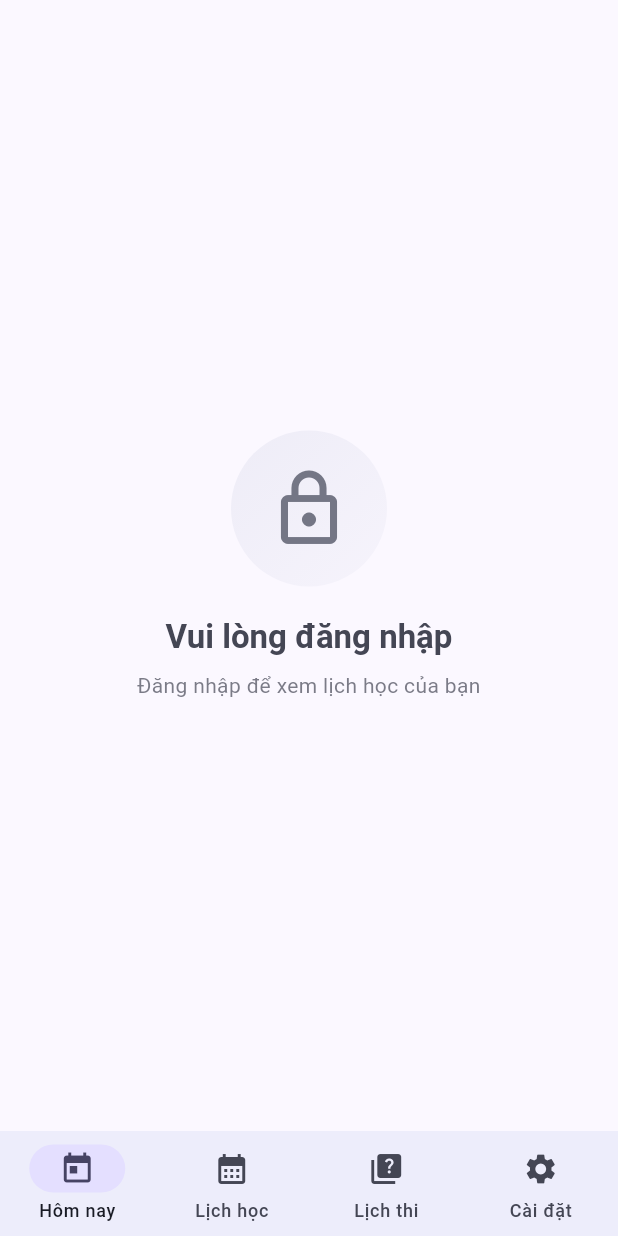
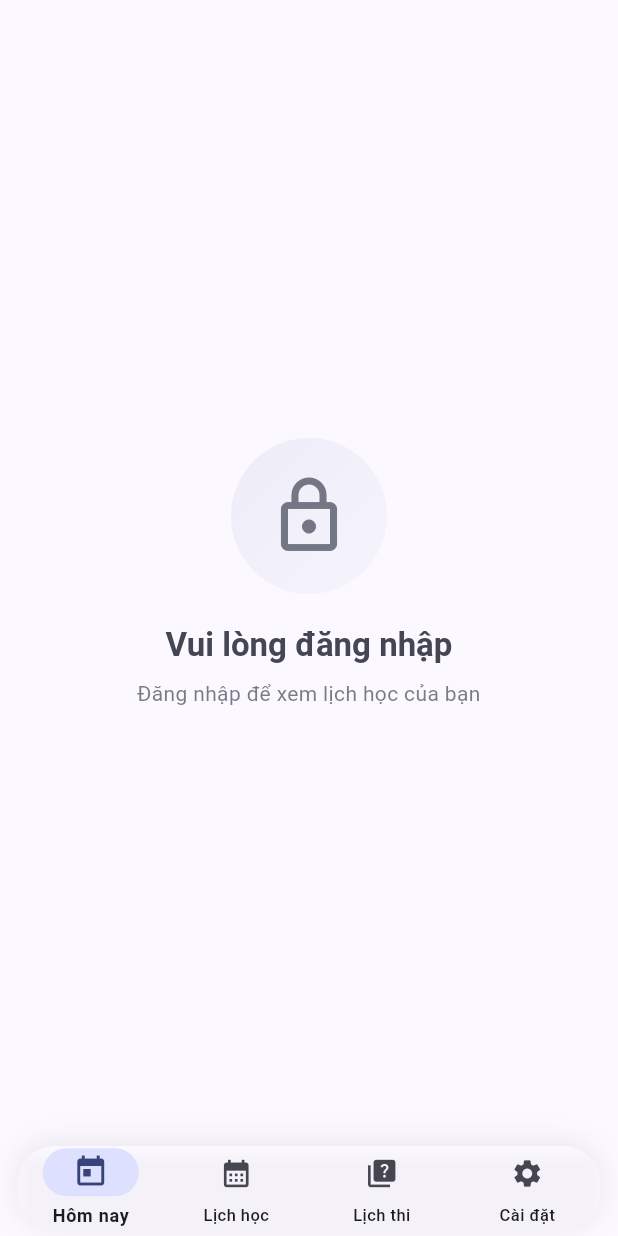
Before and after one commit to Duy-Thanh/tlucalendar, a Flutter app: the screen it shows after launch, on a phone screen of 412 x 824 dp. Run offline on Flutter 3.47's test engine with Material 3 defaults, Android fonts, the phone set to English and light mode, and no system bars; our stand-ins replace device_info_plus, flutter_local_notifications, flutter_secure_storage, fluttertoast, package_info_plus, shared_preferences and 2 more; missing offline and left inert: android_alarm_manager_plus, android_intent_plus, flutter_foreground_task; accounts and stored records are empty.

Commit message:
[release] Bump version to 2025.11.20

```diff
--- a/lib/screens/home_shell.dart
+++ b/lib/screens/home_shell.dart
@@ -15,9 +15,11 @@ class HomeShell extends StatefulWidget {
   State<HomeShell> createState() => _HomeShellState();
 }
 
-class _HomeShellState extends State<HomeShell> with WidgetsBindingObserver {
+class _HomeShellState extends State<HomeShell> with WidgetsBindingObserver, TickerProviderStateMixin {
   int _selectedIndex = 0;
   Timer? _refreshCheckTimer;
+  late List<AnimationController> _animationControllers;
+  late List<Animation<double>> _scaleAnimations;
 
   final List<Widget> _screens = [
     const TodayScreen(),
@@ -32,6 +34,22 @@ class _HomeShellState extends State<HomeShell> with WidgetsBindingObserver {
     WidgetsBinding.instance.addObserver(this);
     _checkDataRefresh(); // Check on first load
 
+    // Initialize animation controllers for each tab
+    _animationControllers = List.generate(
+      4,
+      (index) => AnimationController(
+        duration: const Duration(milliseconds: 200),
+        vsync: this,
+      ),
+    );
+
+    // Initialize scale animations
+    _scaleAnimations = _animationControllers.map((controller) {
+      return Tween<double>(begin: 1.0, end: 1.15).animate(
+        CurvedAnimation(parent: controller, curve: Curves.easeOutBack),
+      );
+    }).toList();
+
     // Start periodic check every 10 seconds when app is in foreground
     _startRefreshCheckTimer();
   }
@@ -39,6 +57,9 @@ class _HomeShellState extends State<HomeShell> with WidgetsBindingObserver {
   @override
   void dispose() {
     _refreshCheckTimer?.cancel();
+    for (var controller in _animationControllers) {
+      controller.dispose();
+    }
     WidgetsBinding.instance.removeObserver(this);
     super.dispose();
   }
@@ -102,6 +123,9 @@ class _HomeShellState extends State<HomeShell> with WidgetsBindingObserver {
 
   @override
   Widget build(BuildContext context) {
+    final colorScheme = Theme.of(context).colorScheme;
+    final isDark = Theme.of(context).brightness == Brightness.dark;
+
     return Scaffold(
       // Use IndexedStack to preserve state of each tab so screens aren't
       // recreated when switching tabs. This prevents re-running initState
@@ -110,22 +134,83 @@ class _HomeShellState extends State<HomeShell> with WidgetsBindingObserver {
         index: _selectedIndex,
         children: _screens,
       ),
-      bottomNavigationBar: NavigationBar(
+      bottomNavigationBar: SafeArea(
+        child: Padding(
+          padding: const EdgeInsets.fromLTRB(12, 0, 12, 4),
+          child: Container(
+            height: 56,
+            decoration: BoxDecoration(
+              color: isDark
+                  ? colorScheme.surfaceContainerHigh
+                  : colorScheme.surface,
+              borderRadius: BorderRadius.circular(24),
+              boxShadow: [
+                BoxShadow(
+                  color: isDark
+                      ? Colors.black.withOpacity(0.3)
+                      : colorScheme.shadow.withOpacity(0.08),
+                  blurRadius: 16,
+                  offset: const Offset(0, -2),
+                  spreadRadius: 0,
+                ),
+                if (isDark)
+                  BoxShadow(
+                    color: Colors.white.withOpacity(0.05),
+                    blurRadius: 1,
+                    offset: const Offset(0, -1),
+                    spreadRadius: 0,
+                  ),
+              ],
+            ),
+            child: ClipRRect(
+              borderRadius: BorderRadius.circular(24),
+              child: NavigationBar(
+                backgroundColor: Colors.transparent,
                 selectedIndex: _selectedIndex,
                 onDestinationSelected: (int index) {
+                  // Animate the tapped icon
+                  _animationControllers[index].forward().then((_) {
+                    _animationControllers[index].reverse();
+                  });
+
                   setState(() {
                     _selectedIndex = index;
                   });
                 },
-        destinations: const [
-          NavigationDestination(icon: Icon(Icons.today), label: 'Hôm nay'),
+                destinations: [
                   NavigationDestination(
-            icon: Icon(Icons.calendar_month),
+                    icon: ScaleTransition(
+                      scale: _scaleAnimations[0],
+                      child: const Icon(Icons.today),
+                    ),
+                    label: 'Hôm nay',
+                  ),
+                  NavigationDestination(
+                    icon: ScaleTransition(
+                      scale: _scaleAnimations[1],
+                      child: const Icon(Icons.calendar_month),
+                    ),
                     label: 'Lịch học',
                   ),
-          NavigationDestination(icon: Icon(Icons.quiz), label: 'Lịch thi'),
-          NavigationDestination(icon: Icon(Icons.settings), label: 'Cài đặt'),
+                  NavigationDestination(
+                    icon: ScaleTransition(
+                      scale: _scaleAnimations[2],
+                      child: const Icon(Icons.quiz),
+                    ),
+                    label: 'Lịch thi',
+                  ),
+                  NavigationDestination(
+                    icon: ScaleTransition(
+                      scale: _scaleAnimations[3],
+                      child: const Icon(Icons.settings),
+                    ),
+                    label: 'Cài đặt',
+                  ),
                 ],
+              ),
+            ),
+          ),
+        ),
       ),
       // Auto-resume happens in background, no button needed
       // floatingActionButton: const ResumeCachingButton(),
--- a/lib/theme/app_theme.dart
+++ b/lib/theme/app_theme.dart
@@ -121,11 +121,55 @@ class AppTheme {
       ),
     ),
     navigationBarTheme: NavigationBarThemeData(
-      height: 70,
-      elevation: 0,
+      height: 56,
+      elevation: 3,
+      shadowColor: ColorScheme.fromSeed(
+        seedColor: seedColor,
+        brightness: Brightness.light,
+      ).shadow.withOpacity(0.1),
+      backgroundColor: ColorScheme.fromSeed(
+        seedColor: seedColor,
+        brightness: Brightness.light,
+      ).surface,
+      indicatorColor: ColorScheme.fromSeed(
+        seedColor: seedColor,
+        brightness: Brightness.light,
+      ).primaryContainer,
       indicatorShape: RoundedRectangleBorder(
-        borderRadius: BorderRadius.circular(16),
+        borderRadius: BorderRadius.circular(20),
       ),
+      labelTextStyle: WidgetStateProperty.resolveWith((states) {
+        if (states.contains(WidgetState.selected)) {
+          return const TextStyle(
+            fontSize: 12,
+            fontWeight: FontWeight.w600,
+            letterSpacing: 0.5,
+          );
+        }
+        return const TextStyle(
+          fontSize: 11,
+          fontWeight: FontWeight.w500,
+          letterSpacing: 0.3,
+        );
+      }),
+      iconTheme: WidgetStateProperty.resolveWith((states) {
+        if (states.contains(WidgetState.selected)) {
+          return IconThemeData(
+            size: 24,
+            color: ColorScheme.fromSeed(
+              seedColor: seedColor,
+              brightness: Brightness.light,
+            ).onPrimaryContainer,
+          );
+        }
+        return IconThemeData(
+          size: 22,
+          color: ColorScheme.fromSeed(
+            seedColor: seedColor,
+            brightness: Brightness.light,
+          ).onSurfaceVariant,
+        );
+      }),
     ),
     snackBarTheme: SnackBarThemeData(
       behavior: SnackBarBehavior.floating,
@@ -253,11 +297,55 @@ class AppTheme {
       ),
     ),
     navigationBarTheme: NavigationBarThemeData(
-      height: 70,
-      elevation: 0,
+      height: 56,
+      elevation: 3,
+      shadowColor: ColorScheme.fromSeed(
+        seedColor: seedColor,
+        brightness: Brightness.dark,
+      ).shadow.withOpacity(0.2),
+      backgroundColor: ColorScheme.fromSeed(
+        seedColor: seedColor,
+        brightness: Brightness.dark,
+      ).surface,
+      indicatorColor: ColorScheme.fromSeed(
+        seedColor: seedColor,
+        brightness: Brightness.dark,
+      ).primaryContainer,
       indicatorShape: RoundedRectangleBorder(
-        borderRadius: BorderRadius.circular(16),
+        borderRadius: BorderRadius.circular(20),
       ),
+      labelTextStyle: WidgetStateProperty.resolveWith((states) {
+        if (states.contains(WidgetState.selected)) {
+          return const TextStyle(
+            fontSize: 12,
+            fontWeight: FontWeight.w600,
+            letterSpacing: 0.5,
+          );
+        }
+        return const TextStyle(
+          fontSize: 11,
+          fontWeight: FontWeight.w500,
+          letterSpacing: 0.3,
+        );
+      }),
+      iconTheme: WidgetStateProperty.resolveWith((states) {
+        if (states.contains(WidgetState.selected)) {
+          return IconThemeData(
+            size: 24,
+            color: ColorScheme.fromSeed(
+              seedColor: seedColor,
+              brightness: Brightness.dark,
+            ).onPrimaryContainer,
+          );
+        }
+        return IconThemeData(
+          size: 22,
+          color: ColorScheme.fromSeed(
+            seedColor: seedColor,
+            brightness: Brightness.dark,
+          ).onSurfaceVariant,
+        );
+      }),
     ),
     snackBarTheme: SnackBarThemeData(
       behavior: SnackBarBehavior.floating,
```
Lines whose indentation alone changed are shown as unchanged.
